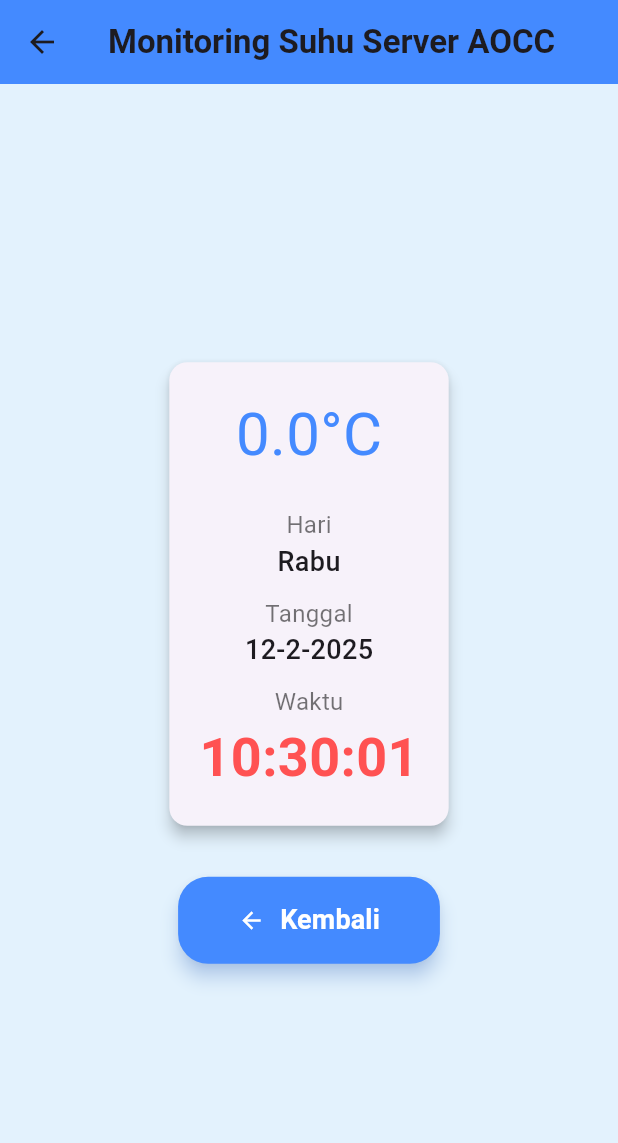
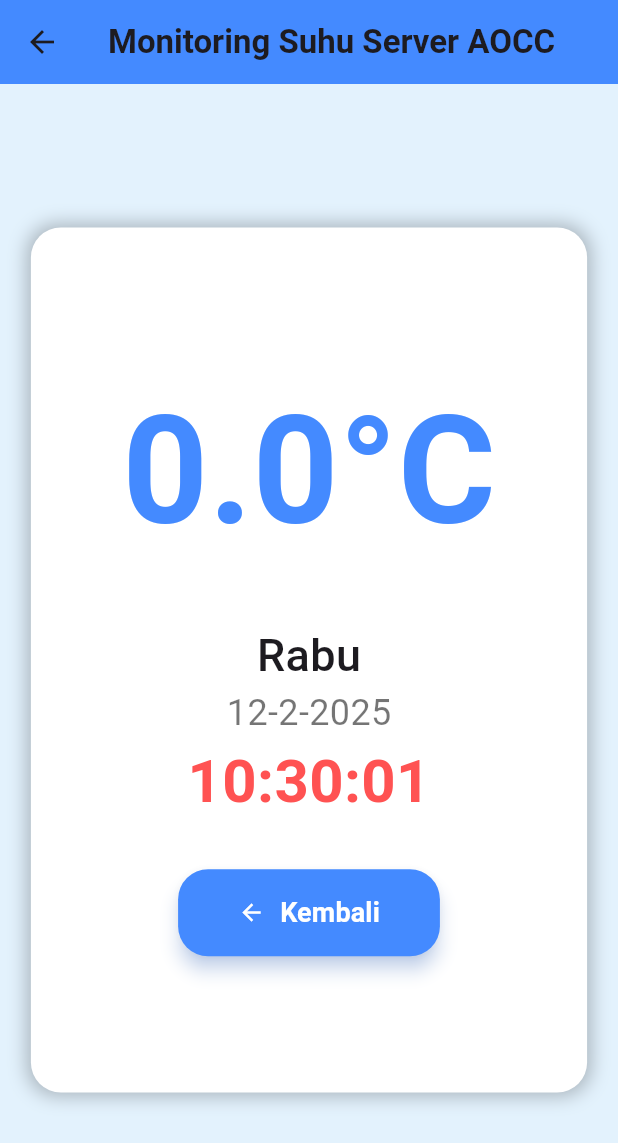
Before and after one commit to arkanfaiz/MagangAPI, a Flutter app: the screen it shows after launch, after a tap on "Suhu", on a phone screen of 412 x 824 dp. Shown: the top 1143 px of the screen. Run offline on Flutter 3.47's test engine with Material 3 defaults, Android fonts, the phone set to English and light mode, and no system bars; missing offline and left inert: battery_info.

Commit message:
Commit RWB Suhu

```diff
--- a/lib/cctv.dart
+++ b/lib/cctv.dart
@@ -1,6 +1,8 @@
 import 'package:flutter/material.dart';
 
 class cctv extends StatelessWidget {
+  const cctv({super.key});
+
   @override
   Widget build(BuildContext context) {
     return Scaffold(
--- a/lib/laporan.dart
+++ b/lib/laporan.dart
@@ -1,6 +1,8 @@
 import 'package:flutter/material.dart';
 
 class laporanpage extends StatelessWidget {
+  const laporanpage({super.key});
+
   @override
   Widget build(BuildContext context) {
     return Scaffold(
--- a/lib/monitoring.dart
+++ b/lib/monitoring.dart
@@ -1,6 +1,8 @@
 import 'package:flutter/material.dart';
 
 class MonitoringPage extends StatefulWidget {
+  const MonitoringPage({super.key});
+
   @override
   _MonitoringPageState createState() => _MonitoringPageState();
 }
@@ -18,13 +20,13 @@ class _MonitoringPageState extends State<MonitoringPage> {
           onPressed: () {
             Navigator.pop(context);
           },
-          child: Text("Kembali ke Mesnu"),
           style: ElevatedButton.styleFrom(
             padding: EdgeInsets.symmetric(horizontal: 20, vertical: 12),
             shape: RoundedRectangleBorder(
               borderRadius: BorderRadius.circular(8),
             ),
           ),
+          child: Text("Kembali ke Menu"),
         ),
       ),
     );
--- a/lib/suhu.dart
+++ b/lib/suhu.dart
@@ -23,6 +23,7 @@ class _SuhuPageState extends State<suhupage> {
     super.initState();
     _updateTemperature();
     _updateDateTime();
+
     _temperatureTimer = Timer.periodic(Duration(seconds: 10), (Timer t) {
       _updateTemperature();
     });
@@ -43,7 +44,7 @@ class _SuhuPageState extends State<suhupage> {
     if (Theme.of(context).platform == TargetPlatform.android) {
       AndroidBatteryInfo? batteryInfo = await BatteryInfoPlugin().androidBatteryInfo;
       setState(() {
-        _temperature = (batteryInfo?.temperature ?? 20.0) / 40.0; // Konversi dari deciCelsius ke Celsius
+        _temperature = (batteryInfo?.temperature ?? 200) / 10.0; // Convert deciCelsius to Celsius
       });
     }
   }
@@ -70,78 +71,55 @@ class _SuhuPageState extends State<suhupage> {
       centerTitle: true,
       elevation: 0,
     ),
-      body: Container(
-        padding: EdgeInsets.symmetric(horizontal: 20),
-        color: Colors.blue.shade50,
-        child: Center(
+      backgroundColor: Colors.blue.shade50,
+      body: Center(
+        child: Container(
+          width: MediaQuery.of(context).size.width * 0.9, // Adjust container width
+          height: MediaQuery.of(context).size.height * 0.7, // Adjust container height
+          decoration: BoxDecoration(
+            color: Colors.white,
+            borderRadius: BorderRadius.circular(20),
+            boxShadow: [
+              BoxShadow(
+                color: Colors.black26,
+                blurRadius: 10,
+                spreadRadius: 2,
+              ),
+            ],
+          ),
           child: Column(
             mainAxisAlignment: MainAxisAlignment.center,
-            children: <Widget>[
-              Card(
-                elevation: 4,
-                shape: RoundedRectangleBorder(
-                  borderRadius: BorderRadius.circular(12),
-                ),
-                child: Padding(
-                  padding: const EdgeInsets.all(20.0),
-                  child: Column(
-                    mainAxisSize: MainAxisSize.min,
             children: [
               Text(
                 '$_temperature°C',
                 style: TextStyle(
-                          fontSize: 40,
+                  fontSize: 100, // Bigger temperature font size
+                  fontWeight: FontWeight.bold,
                   color: Colors.blueAccent,
                 ),
               ),
-                      SizedBox(height: 20),
-                      Text(
-                        'Hari',
-                        style: TextStyle(
-                          fontSize: 16,
-                          color: Colors.black54,
-                        ),
-                      ),
+              SizedBox(height: 30),
               Text(
                 _day,
                 style: TextStyle(
-                          fontSize: 18,
+                  fontSize: 30,
                   fontWeight: FontWeight.w500,
-                        ),
-                      ),
-                      SizedBox(height: 10),
-                      Text(
-                        'Tanggal',
-                        style: TextStyle(
-                          fontSize: 16,
-                          color: Colors.black54,
                 ),
               ),
               Text(
                 _date,
                 style: TextStyle(
-                          fontSize: 18,
-                          fontWeight: FontWeight.w500,
-                        ),
-                      ),
-                      SizedBox(height: 10),
-                      Text(
-                        'Waktu',
-                        style: TextStyle(
-                          fontSize: 16,
+                  fontSize: 24,
+                  fontWeight: FontWeight.w400,
                   color: Colors.black54,
                 ),
               ),
               Text(
                 _time,
                 style: TextStyle(
-                          fontSize: 36,
+                  fontSize: 40,
                   fontWeight: FontWeight.bold,
                   color: Colors.redAccent,
-                        ),
-                      ),
-                    ],
-                  ),
                 ),
               ),
               SizedBox(height: 30),
```
Lines whose indentation alone changed are shown as unchanged.
